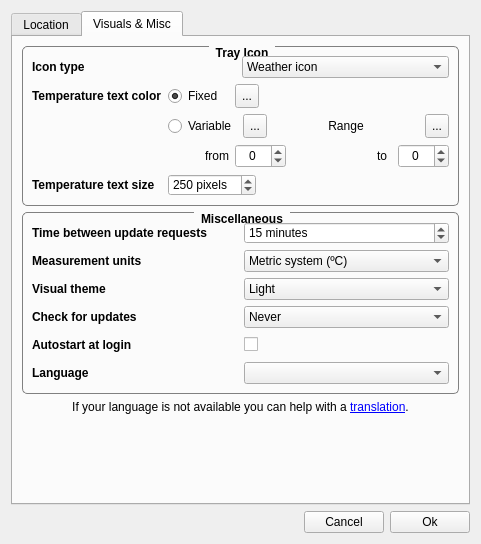
Qt form ConfigurationDialog.ui (FelixdelasPozas/TrayWeather) before a commit.
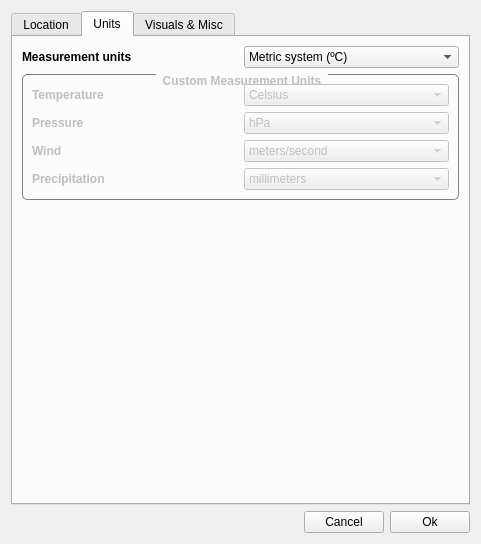
The same form after that commit. Icons and pictures are not drawn.

Commit message: Custom units.

Patch:
```diff
--- a/ConfigurationDialog.ui
+++ b/ConfigurationDialog.ui
@@ -2,6 +2,9 @@
 <ui version="4.0">
  <class>ConfigurationDialog</class>
  <widget class="QDialog" name="ConfigurationDialog">
+  <property name="enabled">
+   <bool>true</bool>
+  </property>
   <property name="geometry">
    <rect>
     <x>0</x>
@@ -532,6 +535,233 @@
        </item>
       </layout>
      </widget>
+     <widget class="QWidget" name="tab_3">
+      <attribute name="title">
+       <string>Units</string>
+      </attribute>
+      <layout class="QVBoxLayout" name="verticalLayout_9">
+       <item>
+        <layout class="QHBoxLayout" name="horizontalLayout_9">
+         <item>
+          <widget class="QLabel" name="label_13">
+           <property name="minimumSize">
+            <size>
+             <width>0</width>
+             <height>22</height>
+            </size>
+           </property>
+           <property name="font">
+            <font>
+             <weight>75</weight>
+             <bold>true</bold>
+            </font>
+           </property>
+           <property name="text">
+            <string>Measurement units</string>
+           </property>
+          </widget>
+         </item>
+         <item>
+          <widget class="QComboBox" name="m_unitsComboBox">
+           <item>
+            <property name="text">
+             <string>Metric system (ºC)</string>
+            </property>
+           </item>
+           <item>
+            <property name="text">
+             <string>Imperial system (ºF)</string>
+            </property>
+           </item>
+           <item>
+            <property name="text">
+             <string>Custom</string>
+            </property>
+           </item>
+          </widget>
+         </item>
+        </layout>
+       </item>
+       <item>
+        <widget class="QGroupBox" name="m_customBox">
+         <property name="enabled">
+          <bool>false</bool>
+         </property>
+         <property name="font">
+          <font>
+           <weight>75</weight>
+           <bold>true</bold>
+          </font>
+         </property>
+         <property name="styleSheet">
+          <string notr="true">QGroupBox {
+    border: 1px solid gray;
+    border-radius: 5px;
+    margin-top: 2ex;
+}
+
+QGroupBox::title {
+    subcontrol-origin: margin;
+    subcontrol-position: top center; /* position at the top center */
+    padding: 0px 5px;
+}</string>
+         </property>
+         <property name="title">
+          <string>Custom Measurement Units</string>
+         </property>
+         <layout class="QGridLayout" name="gridLayout_5" columnstretch="0,0" columnminimumwidth="0,0">
+          <item row="0" column="0">
+           <widget class="QLabel" name="label_24">
+            <property name="minimumSize">
+             <size>
+              <width>0</width>
+              <height>0</height>
+             </size>
+            </property>
+            <property name="font">
+             <font>
+              <weight>75</weight>
+              <bold>true</bold>
+             </font>
+            </property>
+            <property name="text">
+             <string>Temperature</string>
+            </property>
+           </widget>
+          </item>
+          <item row="0" column="1">
+           <widget class="QComboBox" name="m_tempCombo">
+            <item>
+             <property name="text">
+              <string>Celsius</string>
+             </property>
+            </item>
+            <item>
+             <property name="text">
+              <string>Fahrenheit</string>
+             </property>
+            </item>
+           </widget>
+          </item>
+          <item row="1" column="0">
+           <widget class="QLabel" name="label_25">
+            <property name="font">
+             <font>
+              <weight>75</weight>
+              <bold>true</bold>
+             </font>
+            </property>
+            <property name="text">
+             <string>Pressure</string>
+            </property>
+           </widget>
+          </item>
+          <item row="1" column="1">
+           <widget class="QComboBox" name="m_pressionCombo">
+            <item>
+             <property name="text">
+              <string>hPa</string>
+             </property>
+            </item>
+            <item>
+             <property name="text">
+              <string>PSI</string>
+             </property>
+            </item>
+            <item>
+             <property name="text">
+              <string>mmHg</string>
+             </property>
+            </item>
+            <item>
+             <property name="text">
+              <string>inHg</string>
+             </property>
+            </item>
+           </widget>
+          </item>
+          <item row="2" column="0">
+           <widget class="QLabel" name="label_26">
+            <property name="font">
+             <font>
+              <weight>75</weight>
+              <bold>true</bold>
+             </font>
+            </property>
+            <property name="text">
+             <string>Wind</string>
+            </property>
+           </widget>
+          </item>
+          <item row="2" column="1">
+           <widget class="QComboBox" name="m_windCombo">
+            <item>
+             <property name="text">
+              <string>meters/second</string>
+             </property>
+            </item>
+            <item>
+             <property name="text">
+              <string>miles/hour</string>
+             </property>
+            </item>
+            <item>
+             <property name="text">
+              <string>kilometers/hour</string>
+             </property>
+            </item>
+            <item>
+             <property name="text">
+              <string>feet/second</string>
+             </property>
+            </item>
+           </widget>
+          </item>
+          <item row="3" column="0">
+           <widget class="QLabel" name="label_27">
+            <property name="font">
+             <font>
+              <weight>75</weight>
+              <bold>true</bold>
+             </font>
+            </property>
+            <property name="text">
+             <string>Precipitation</string>
+            </property>
+           </widget>
+          </item>
+          <item row="3" column="1">
+           <widget class="QComboBox" name="m_precipitationCombo">
+            <item>
+             <property name="text">
+              <string>millimeters</string>
+             </property>
+            </item>
+            <item>
+             <property name="text">
+              <string>inches</string>
+             </property>
+            </item>
+           </widget>
+          </item>
+         </layout>
+        </widget>
+       </item>
+       <item>
+        <spacer name="verticalSpacer_2">
+         <property name="orientation">
+          <enum>Qt::Vertical</enum>
+         </property>
+         <property name="sizeHint" stdset="0">
+          <size>
+           <width>20</width>
+           <height>40</height>
+          </size>
+         </property>
+        </spacer>
+       </item>
+      </layout>
+     </widget>
      <widget class="QWidget" name="tab_2">
       <attribute name="title">
        <string>Visuals &amp;&amp; Misc</string>
@@ -977,25 +1207,6 @@
              </widget>
             </item>
             <item row="1" column="0">
-             <widget class="QLabel" name="label_13">
-              <property name="minimumSize">
-               <size>
-                <width>0</width>
-                <height>22</height>
-               </size>
-              </property>
-              <property name="font">
-               <font>
-                <weight>75</weight>
-                <bold>true</bold>
-               </font>
-              </property>
-              <property name="text">
-               <string>Measurement units</string>
-              </property>
-             </widget>
-            </item>
-            <item row="2" column="0">
              <widget class="QLabel" name="label_14">
               <property name="minimumSize">
                <size>
@@ -1014,7 +1225,7 @@
               </property>
              </widget>
             </item>
-            <item row="2" column="1">
+            <item row="1" column="1">
              <widget class="QComboBox" name="m_theme">
               <item>
                <property name="text">
@@ -1028,7 +1239,7 @@
               </item>
              </widget>
             </item>
-            <item row="3" column="0">
+            <item row="2" column="0">
              <widget class="QLabel" name="label_17">
               <property name="minimumSize">
                <size>
@@ -1047,7 +1258,7 @@
               </property>
              </widget>
             </item>
-            <item row="3" column="1">
+            <item row="2" column="1">
              <widget class="QComboBox" name="m_updatesCombo">
               <item>
                <property name="text">
@@ -1071,21 +1282,7 @@
               </item>
              </widget>
             </item>
-            <item row="1" column="1">
-             <widget class="QComboBox" name="m_unitsComboBox">
-              <item>
-               <property name="text">
-                <string>Metric system (ºC)</string>
-               </property>
-              </item>
-              <item>
-               <property name="text">
-                <string>Imperial system (ºF)</string>
-               </property>
-              </item>
-             </widget>
-            </item>
-            <item row="4" column="0">
+            <item row="3" column="0">
              <widget class="QLabel" name="label_20">
               <property name="minimumSize">
                <size>
@@ -1104,14 +1301,14 @@
               </property>
              </widget>
             </item>
-            <item row="4" column="1">
+            <item row="3" column="1">
              <widget class="QCheckBox" name="m_autostart">
               <property name="text">
                <string/>
               </property>
              </widget>
             </item>
-            <item row="5" column="0">
+            <item row="4" column="0">
              <widget class="QLabel" name="label_22">
               <property name="minimumSize">
                <size>
@@ -1130,7 +1327,7 @@
               </property>
              </widget>
             </item>
-            <item row="5" column="1">
+            <item row="4" column="1">
              <widget class="QComboBox" name="m_languageCombo"/>
             </item>
            </layout>
```
The commit also changes 8 other files.
